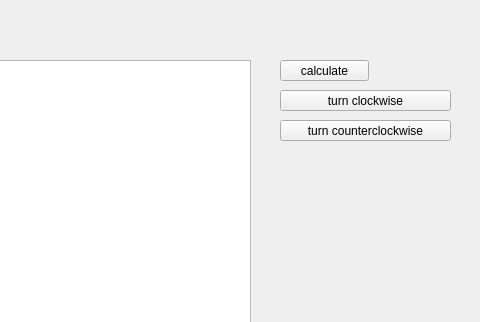
Before: the Qt Designer form mainwindow.ui in qwint2ez/lab1task2, drawn with Qt 5; both pictures show x 320 to 800 and y 0 to 322 of the 800 by 600 pixel window.
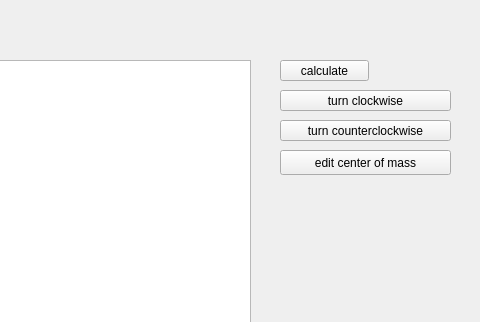
After: the same form once the commit is applied.

Commit message: fifth commit lab1task2(center of mass editor)

The edit to the form file:
```diff
--- a/mainwindow.ui
+++ b/mainwindow.ui
@@ -76,6 +76,19 @@
      <string>turn counterclockwise</string>
     </property>
    </widget>
+   <widget class="QPushButton" name="moveCenterButton">
+    <property name="geometry">
+     <rect>
+      <x>600</x>
+      <y>150</y>
+      <width>171</width>
+      <height>25</height>
+     </rect>
+    </property>
+    <property name="text">
+     <string>edit center of mass</string>
+    </property>
+   </widget>
   </widget>
   <widget class="QMenuBar" name="menubar">
    <property name="geometry">
```
The commit also changes 7 other files.
